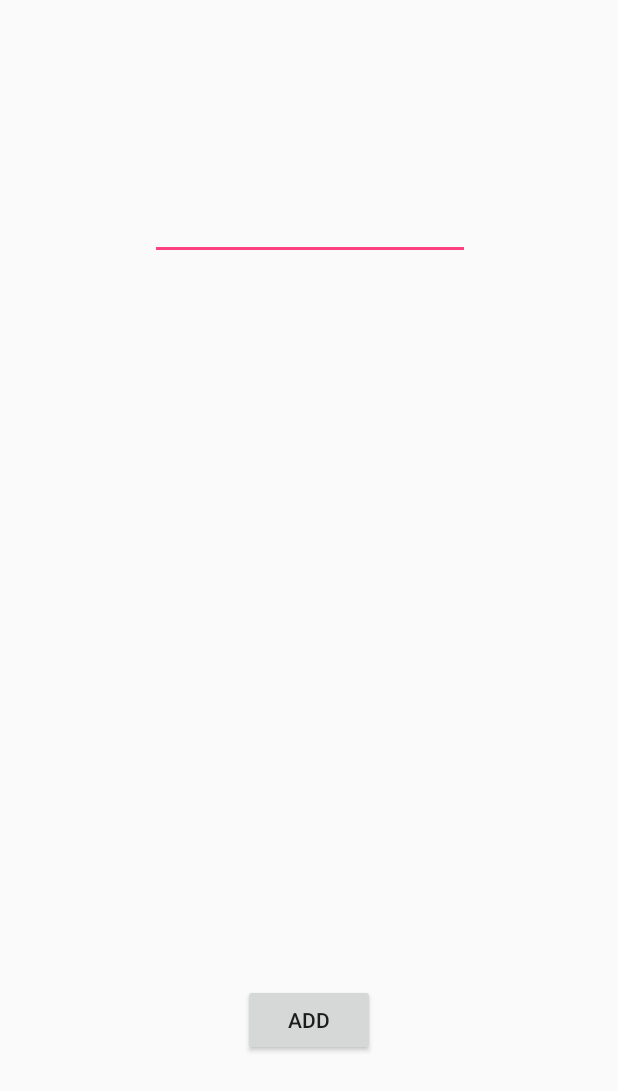
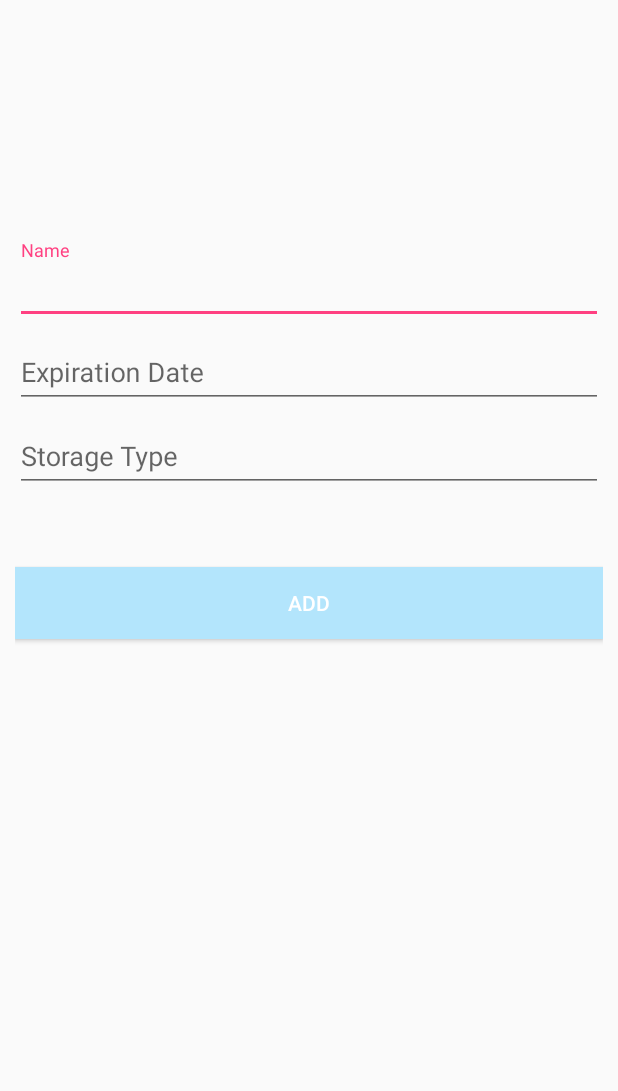
Before and after one commit to younghuang97/Expired, an Android app: the screen it shows after launch (GetActivity before the commit, AddActivity after it), after a tap on "ADD", on a phone screen of 412 x 824 dp. Shown: the top 1091 px of the screen. Run offline under Robolectric (Android 15) with nearby library versions, the phone set to English and light mode, and no system bars.

Commit message:
Added more fields to AddActivity and revamped the layout.

```diff
--- a/main/app/src/main/AndroidManifest.xml
+++ b/main/app/src/main/AndroidManifest.xml
@@ -16,7 +16,7 @@
                 <category android:name="android.intent.category.LAUNCHER" />
             </intent-filter>
         </activity>
-        <activity android:name="com.example.thele.expired.GetActivity" />
+        <activity android:name="com.example.thele.expired.AddActivity" />
     </application>
 
 </manifest>
--- /dev/null
+++ b/main/app/src/main/java/com/example/thele/expired/AddActivity.java
@@ -0,0 +1,68 @@
+package com.example.thele.expired;
+
+import android.support.v7.app.AppCompatActivity;
+import android.os.Bundle;
+import android.view.View;
+import android.widget.Button;
+import android.widget.EditText;
+import android.widget.TextView;
+import android.widget.Toast;
+
+public class AddActivity extends AppCompatActivity {
+    private static final String TAG = "AddActivity";
+    Button button;
+    EditText nameField;
+    EditText expDateField;
+    EditText storageTypeField;
+
+    @Override
+    protected void onCreate(Bundle savedInstanceState) {
+        super.onCreate(savedInstanceState);
+        setContentView(R.layout.activity_add);
+        button = (Button) findViewById(R.id.add_button);
+        nameField = (EditText) findViewById(R.id.nameField);
+        expDateField = (EditText) findViewById(R.id.expDateField);
+        storageTypeField = (EditText) findViewById(R.id.storageTypeField);
+    }
+
+    public void buttonClick(View view) {
+        String itemName = nameField.getText().toString().trim();
+        String expDate = expDateField.getText().toString().trim();
+        String storageType = storageTypeField.getText().toString().trim().toLowerCase();
+        Item item = null;
+
+        if (itemName.length() == 0) {
+            //Display a toast or something "Please enter item name."
+            Toast toast = Toast.makeText(this, "1", Toast.LENGTH_SHORT);
+            toast.show();
+        }
+        else if (storageType.length() == 0) {
+            //Display a toast or something "Please enter a storage type."
+            Toast toast = Toast.makeText(this, "2", Toast.LENGTH_SHORT);
+            toast.show();
+        }
+        else if (!storageType.equals("fridge") && !storageType.equals("freezer") && !storageType.equals("misc")) {
+            //Display a toast or something "Please enter a valid storage type or enter "misc"."
+            Toast toast = Toast.makeText(this, storageType, Toast.LENGTH_SHORT);
+            toast.show();
+        }
+        else if (expDate.length() == 0) {
+            item = new Item(itemName, storageType);
+        }
+        else
+        {
+            item = new Item(itemName, expDate, storageType);
+        }
+        if (item != null)
+        {
+            if (!Fridge.getFridge().addItem(item)) {
+                Toast toast = Toast.makeText(this, itemName + " has failed to be added.", Toast.LENGTH_SHORT);
+                toast.show();
+            } else {
+                Fridge.getFridge().writeList(AddActivity.this);
+                Toast toast = Toast.makeText(this, itemName + " has been added. Set to expire on " + Fridge.getFridge().printDate(item.getDateExpired()), Toast.LENGTH_SHORT);
+                toast.show();
+            }
+        }
+    }
+}
--- a/main/app/src/main/java/com/example/thele/expired/GetActivity.java
+++ /dev/null
@@ -1,48 +0,0 @@
-package com.example.thele.expired;
-
-import android.Manifest;
-import android.support.v4.app.ActivityCompat;
-import android.support.v7.app.AppCompatActivity;
-import android.os.Bundle;
-import android.util.Log;
-import android.view.View;
-import android.widget.Button;
-import android.widget.EditText;
-import android.widget.TextView;
-import android.widget.Toast;
-
-import java.util.Calendar;
-
-public class GetActivity extends AppCompatActivity {
-    private static final String TAG = "GetActivity";
-    Button button;
-    EditText editText;
-    TextView fridgeTxt;
-    TextView frozenTxt;
-    Fridge fridge;
-
-    @Override
-    protected void onCreate(Bundle savedInstanceState) {
-        super.onCreate(savedInstanceState);
-        setContentView(R.layout.activity_get);
-        button = (Button) findViewById(R.id.btn);
-        editText = (EditText) findViewById(R.id.findTxt);
-        fridgeTxt = (TextView) findViewById(R.id.friTxt);
-        frozenTxt = (TextView) findViewById(R.id.froTxt);
-    }
-
-    public void buttonClick(View view) {
-        String itemName = editText.getText().toString();
-        Item item = new Item(itemName, "fridge");
-        if (!Fridge.getFridge().addItem(item))
-        {
-            Toast toast = Toast.makeText(this, itemName + " has failed to be added.", Toast.LENGTH_SHORT);
-            toast.show();
-        }
-        else {
-            Fridge.getFridge().writeList(GetActivity.this);
-            Toast toast = Toast.makeText(this, itemName + " has been added. Set to expire on " + Fridge.getFridge().printDate(item.getDateExpired()), Toast.LENGTH_SHORT);
-            toast.show();
-        }
-    }
-}
--- a/main/app/src/main/java/com/example/thele/expired/Item.java
+++ b/main/app/src/main/java/com/example/thele/expired/Item.java
@@ -26,10 +26,10 @@ public class Item
 		this.storageType = storageType;
 	}
 
-	public Item(String name, String datePurchased, String storageType) {
+	public Item(String name, String dateExpired, String storageType) {
 		this.name = name;
-		this.datePurchased = datePurchased;
-		this.dateExpired = "";
+		this.datePurchased = "";
+		this.dateExpired = dateExpired;
 		this.storageType = storageType;
 	}
 
--- a/main/app/src/main/java/com/example/thele/expired/MainActivity.java
+++ b/main/app/src/main/java/com/example/thele/expired/MainActivity.java
@@ -10,13 +10,8 @@ import android.support.v7.widget.Toolbar;
 import android.view.Menu;
 import android.view.MenuItem;
 import android.view.View;
-import android.widget.Button;
-import android.widget.Toast;
 
-import java.util.ArrayList;
 import java.util.List;
-
-import static android.support.v7.recyclerview.R.attr.layoutManager;
 
 public class MainActivity extends AppCompatActivity {
 
@@ -60,10 +55,10 @@ public class MainActivity extends AppCompatActivity {
     }
 
     /*
-    On button press, goes to GetActivity
+    On button press, goes to AddActivity
      */
     public void goToGetActivity(View view) {
-        Intent intent = new Intent(this, GetActivity.class);
+        Intent intent = new Intent(this, AddActivity.class);
         startActivity(intent);
     }
 
--- a/main/app/src/main/res/layout/activity_add.xml
+++ b/main/app/src/main/res/layout/activity_add.xml
@@ -1,6 +1,60 @@
 <?xml version="1.0" encoding="utf-8"?>
-<LinearLayout xmlns:android="http://schemas.android.com/apk/res/android"
-    android:orientation="vertical" android:layout_width="match_parent"
-    android:layout_height="match_parent">
+<LinearLayout xmlns:tools="http://schemas.android.com/tools"
+    xmlns:android="http://schemas.android.com/apk/res/android"
+    android:layout_width="match_parent"
+    android:layout_height="match_parent"
+    tools:context="com.example.thele.expired.AddActivity"
+    android:layout_margin="10dp"
+    android:orientation="vertical">
+
+    <android.support.design.widget.TextInputLayout
+        android:layout_width="match_parent"
+        android:layout_height="wrap_content"
+        android:layout_marginTop="150dp">
+
+        <android.support.design.widget.TextInputEditText
+            android:id="@+id/nameField"
+            android:layout_width="match_parent"
+            android:layout_height="wrap_content"
+            android:hint="@string/hint_name"
+            android:inputType="text|textAutoComplete" />
+
+    </android.support.design.widget.TextInputLayout>
+
+    <android.support.design.widget.TextInputLayout
+        android:layout_width="match_parent"
+        android:layout_height="wrap_content">
+
+        <android.support.design.widget.TextInputEditText
+            android:id="@+id/expDateField"
+            android:layout_width="match_parent"
+            android:layout_height="wrap_content"
+            android:hint="@string/hint_expdate"
+            android:inputType="text|textAutoComplete" />
+
+    </android.support.design.widget.TextInputLayout>
+
+    <android.support.design.widget.TextInputLayout
+        android:layout_width="match_parent"
+        android:layout_height="wrap_content">
+
+        <android.support.design.widget.TextInputEditText
+            android:id="@+id/storageTypeField"
+            android:layout_width="match_parent"
+            android:layout_height="wrap_content"
+            android:hint="@string/hint_storagetype"
+            android:inputType="text|textAutoComplete" />
+
+    </android.support.design.widget.TextInputLayout>
+
+    <Button
+        android:id="@+id/add_button"
+        android:layout_width="match_parent"
+        android:layout_height="wrap_content"
+        android:layout_marginTop="50dp"
+        android:onClick="buttonClick"
+        android:text="Add"
+        android:background="@color/colorPrimary"
+        android:textColor="@android:color/white"/>
 
 </LinearLayout>
--- a/main/app/src/main/res/layout/activity_get.xml
+++ /dev/null
@@ -1,63 +0,0 @@
-<?xml version="1.0" encoding="utf-8"?>
-<android.support.constraint.ConstraintLayout xmlns:android="http://schemas.android.com/apk/res/android"
-    xmlns:app="http://schemas.android.com/apk/res-auto"
-    xmlns:tools="http://schemas.android.com/tools"
-    android:layout_width="match_parent"
-    android:layout_height="match_parent"
-    tools:context="com.example.thele.expired.GetActivity">
-
-    <Button
-        android:id="@+id/btn"
-        android:layout_width="wrap_content"
-        android:layout_height="wrap_content"
-        android:layout_marginBottom="120dp"
-        android:layout_marginLeft="8dp"
-        android:layout_marginRight="8dp"
-        android:onClick="buttonClick"
-        android:text="Add"
-        app:layout_constraintBottom_toBottomOf="parent"
-        app:layout_constraintLeft_toLeftOf="parent"
-        app:layout_constraintRight_toRightOf="parent" />
-
-    <EditText
-        android:id="@+id/findTxt"
-        android:layout_width="wrap_content"
-        android:layout_height="wrap_content"
-        android:layout_marginLeft="8dp"
-        android:layout_marginRight="8dp"
-        android:layout_marginTop="128dp"
-        android:ems="10"
-        android:inputType="textPersonName"
-        app:layout_constraintHorizontal_bias="0.503"
-        app:layout_constraintLeft_toLeftOf="parent"
-        app:layout_constraintRight_toRightOf="parent"
-        app:layout_constraintTop_toTopOf="parent" />
-
-    <TextView
-        android:id="@+id/friTxt"
-        android:layout_width="wrap_content"
-        android:layout_height="wrap_content"
-        android:layout_marginBottom="8dp"
-        android:layout_marginLeft="8dp"
-        android:layout_marginRight="8dp"
-        android:layout_marginTop="8dp"
-        app:layout_constraintBottom_toBottomOf="parent"
-        app:layout_constraintLeft_toLeftOf="parent"
-        app:layout_constraintRight_toRightOf="parent"
-        app:layout_constraintTop_toTopOf="parent"
-        app:layout_constraintVertical_bias="0.405" />
-
-    <TextView
-        android:id="@+id/froTxt"
-        android:layout_width="wrap_content"
-        android:layout_height="wrap_content"
-        android:layout_marginBottom="8dp"
-        android:layout_marginLeft="8dp"
-        android:layout_marginRight="8dp"
-        android:layout_marginTop="8dp"
-        app:layout_constraintBottom_toBottomOf="parent"
-        app:layout_constraintLeft_toLeftOf="parent"
-        app:layout_constraintRight_toRightOf="parent"
-        app:layout_constraintTop_toTopOf="parent"
-        app:layout_constraintVertical_bias="0.523" />
-</android.support.constraint.ConstraintLayout>
--- a/main/app/src/main/res/values/strings.xml
+++ b/main/app/src/main/res/values/strings.xml
@@ -3,5 +3,10 @@
     <string name="title">Expired!</string>
     <string name="button_add">Add</string>
     <string name="action_search">Search...</string>
-    <string name="title_activity_main2">Main2Activity</string>
+    <string name="hint_name">Name</string>
+    <string name="hint_expdate">Expiration Date</string>
+    <string name="hint_storagetype">Storage Type</string>
+    // used for to fix errors
+    <item name="visible" type="id"/>
+    <item name="masked" type="id"/>
 </resources>
```
